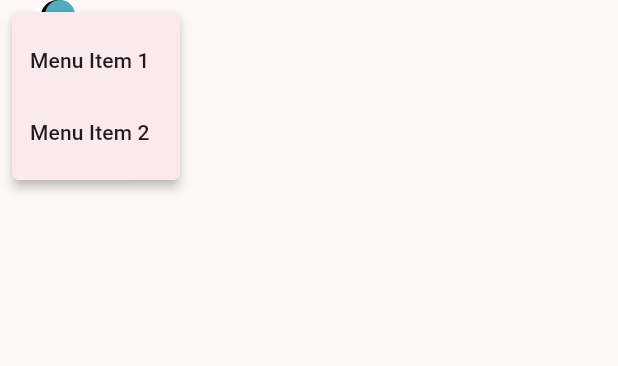
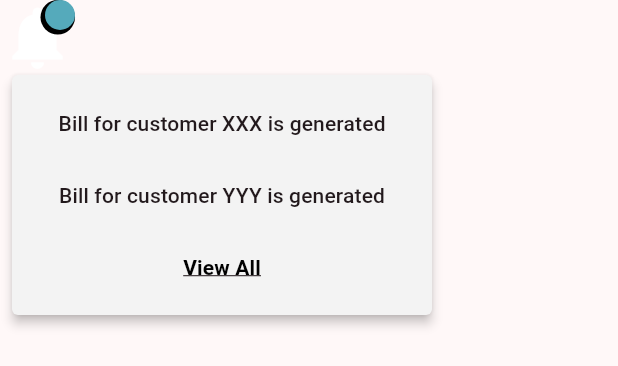
Before and after one commit to shantanu16101998/BillingSystem, a Flutter app: the NotificationPopup widget shown alone on an empty page, opened directly, after a tap on the "notifications" icon, on a phone screen of 412 x 824 dp. Shown: the top 366 px of the screen. Run offline on Flutter 3.47's test engine with Material 2 defaults, Android fonts, the light colour scheme and no system bars; our stand-ins replace firebase_auth, firebase_core, fl_chart, google_sign_in, local_auth; missing offline and left inert: flutter_facebook_auth, mongo_dart; accounts and stored records are empty.

Commit message:
added notification popup and menu drawer and made google page bindings

```diff
--- a/billing_system/lib/components/MenuItems.dart
+++ b/billing_system/lib/components/MenuItems.dart
@@ -16,7 +16,7 @@ class MenuItem extends StatelessWidget {
             title,
             textAlign: TextAlign.center,
             style: const TextStyle(
-                // Customize the text style as needed
+                fontWeight: FontWeight.w600
                 ),
           ),
         ),
--- a/billing_system/lib/components/NotificationPopup.dart
+++ b/billing_system/lib/components/NotificationPopup.dart
@@ -1,3 +1,4 @@
+import 'package:billing_system/Configs/Constants.dart';
 import 'package:flutter/material.dart';
 import 'package:billing_system/components/NotificationIcon.dart';
 
@@ -7,6 +8,8 @@ class NotificationPopup extends StatelessWidget {
   @override
   Widget build(BuildContext context) {
     return PopupMenuButton<String>(
+      color: figmawhite,
+      offset: const Offset(0, 50), // Adjust the offset here
       onSelected: (value) {
         // Handle the selected menu item here
         if (value == 'menuItem1') {
@@ -17,15 +20,28 @@ class NotificationPopup extends StatelessWidget {
       },
       itemBuilder: (BuildContext context) => <PopupMenuEntry<String>>[
         const PopupMenuItem<String>(
-          value: 'menuItem1',
-          child: Text('Menu Item 1'),
-        ),
+            value: 'menuItem1',
+            child: Center(
+              child: Text('Bill for customer XXX is generated'),
+            )),
         const PopupMenuItem<String>(
-          value: 'menuItem2',
-          child: Text('Menu Item 2'),
-        ),
+            value: 'menuItem2',
+            child: Center(
+              child: Text('Bill for customer YYY is generated'),
+            )),
+        PopupMenuItem<String>(
+            value: 'menuItem2',
+            child: Center(
+                child: Container(
+              child: TextButton(
+                  onPressed: () {},
+                  child: const Text(
+                    'View All',
+                    style: TextStyle(color: Colors.black,fontWeight: FontWeight.bold,decoration: TextDecoration.underline),
+                  )),
+            ))),
       ],
-      child: NotificationIcon(),
+      child: const NotificationIcon(),
     );
   }
 }
--- a/billing_system/lib/main.dart
+++ b/billing_system/lib/main.dart
@@ -3,17 +3,30 @@ import 'package:billing_system/screens/CounterPage.dart';
 import 'package:billing_system/screens/Login.dart';
 import 'package:billing_system/screens/Home.dart';
 import 'package:billing_system/screens/Password.dart';
-import 'package:billing_system/screens/Testing.dart';
+import 'package:billing_system/services/Google.dart';
+import 'package:firebase_core/firebase_core.dart';
 import 'package:flutter/material.dart';
+
+import 'firebase_options.dart';
 
 void main() async {
   WidgetsFlutterBinding.ensureInitialized();
+  await Firebase.initializeApp(
+    options: DefaultFirebaseOptions.currentPlatform,
+  );
+
   // await MongoDatabase.connect();
-  runApp(const MyApp());
+  runApp(MyApp());
 }
 
+
 class MyApp extends StatelessWidget {
-  const MyApp({super.key});
+  MyApp({super.key});
+
+
+
+  String initialRoute = Google.isAuthenticated() ? '/home' : '/login';
+
 
   @override
   Widget build(BuildContext context) {
@@ -23,7 +36,7 @@ class MyApp extends StatelessWidget {
         colorScheme: ColorScheme.fromSeed(seedColor: Colors.black),
         useMaterial3: true,
       ),
-      home: const HomeState(),
+      initialRoute: initialRoute,
       routes: {
         '/login': (context) => const LoginState(),
         '/pin': (context) => const PinState(),
```
Also changed, not shown: billing_system/lib/screens/Home.dart (+14 -2 lines), billing_system/lib/screens/Login.dart (+14 -4 lines), billing_system/lib/services/Google.dart (+32 -0 lines), 1 other file.
